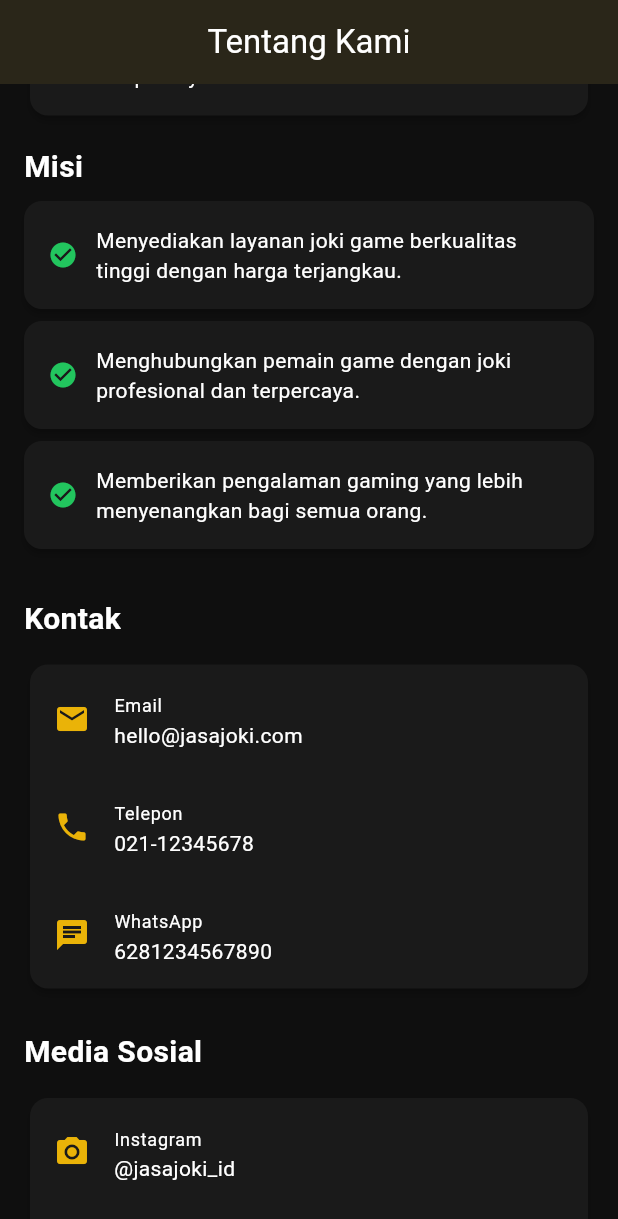
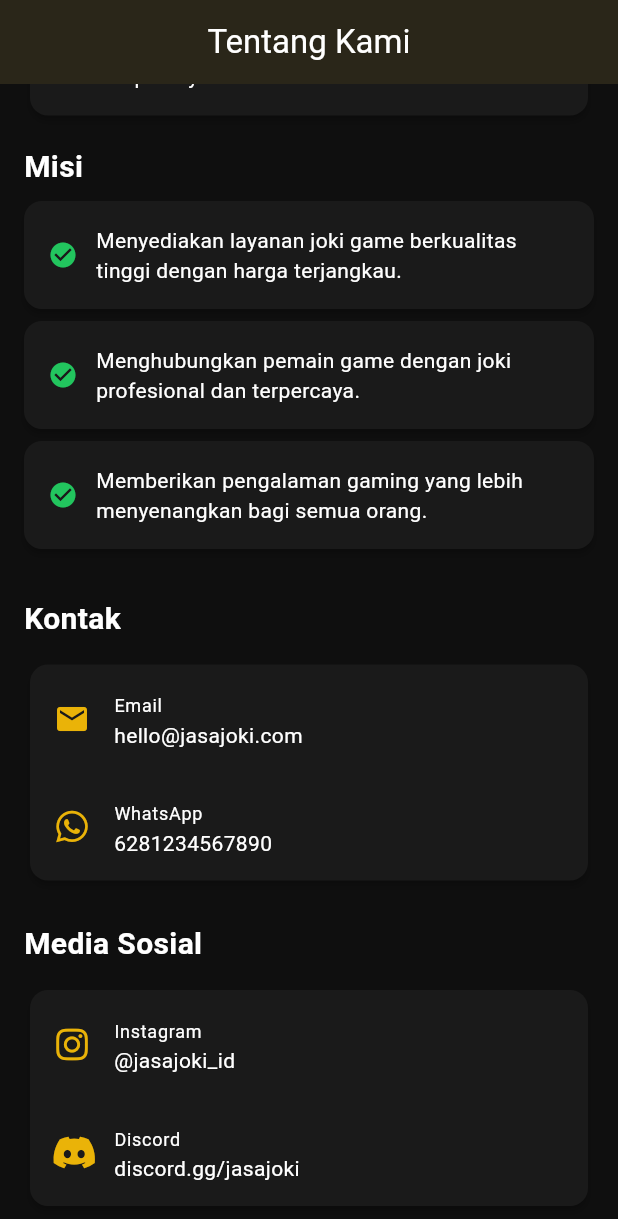
Before and after one commit to User-CruZer/flutterApp-companyProfile, a Flutter app: the screen it shows after launch, scrolled down 489 dp, on a phone screen of 412 x 824 dp. Shown: the top 1219 px of the screen. Run offline on Flutter 3.47's test engine with Material 3 defaults, Android fonts, the phone set to English and light mode, and no system bars; our stand-ins replace font_awesome_flutter.

Commit message:
some minor changes to the design logo

```diff
--- a/lib/models/company_info.dart
+++ b/lib/models/company_info.dart
@@ -12,7 +12,6 @@ class CompanyInfo {
   final String? country;
   final String? website;
   final String? instagram;
-  final String? twitter;
   final String? discord;
   final int? foundedYear;
   final int totalCustomers;
@@ -34,7 +33,6 @@ class CompanyInfo {
     this.country,
     this.website,
     this.instagram,
-    this.twitter,
     this.discord,
     this.foundedYear,
     this.totalCustomers = 0,
--- a/lib/screens/company_profile/company_profile_screen.dart
+++ b/lib/screens/company_profile/company_profile_screen.dart
@@ -123,16 +123,15 @@ class CompanyProfileScreen extends StatelessWidget {
                     child: Column(
                       children: [
                         _contactItem(Icons.email, 'Email', company.email),
-                        _contactItem(Icons.phone, 'Telepon', company.phone),
+
                         if (company.whatsapp != null)
-                          _contactItem(Icons.chat,
+                          _contactItem(FontAwesomeIcons.whatsapp,
                               'WhatsApp', company.whatsapp!),
 
                       ],
                     ),
                   ),
                   if (company.instagram != null ||
-                      company.twitter != null ||
                       company.discord != null) ...[
                     const SizedBox(height: 24),
                     const Text(
@@ -147,11 +146,8 @@ class CompanyProfileScreen extends StatelessWidget {
                       child: Column(
                         children: [
                           if (company.instagram != null)
-                            _contactItem(Icons.camera_alt,
+                            _contactItem(FontAwesomeIcons.instagram,
                                 'Instagram', '@${company.instagram}'),
-                          if (company.twitter != null)
-                            _contactItem(Icons.alternate_email,
-                                'Twitter', '@${company.twitter}'),
                           if (company.discord != null)
                             _contactItem(FontAwesomeIcons.discord,
                                 'Discord', company.discord!),
--- a/lib/services/data_service.dart
+++ b/lib/services/data_service.dart
@@ -19,7 +19,6 @@ class DataService {
       country: 'Indonesia',
       website: 'https://jasajoki.com',
       instagram: 'jasajoki_id',
-      twitter: 'jasajoki_id',
       discord: 'discord.gg/jasajoki',
       foundedYear: 2023,
       totalCustomers: 1500,
```
